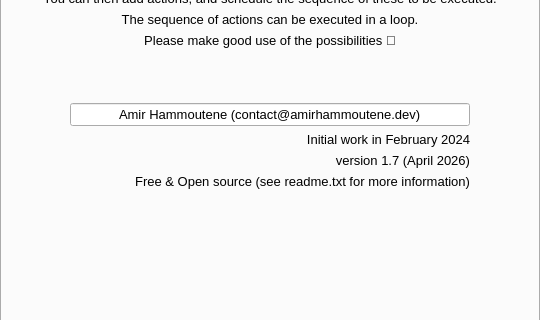
This is mainwindow.ui in AmirHammouteneEI/ScheduledPasteAndKeys as Qt 5 draws it before an edit; both pictures show x 0 to 540 and y 276 to 596 of the 540 by 800 pixel window. The edited form follows.
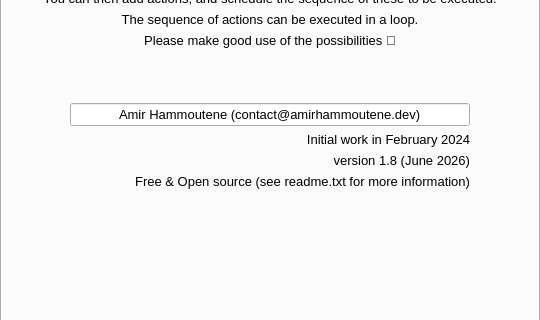
This is the edited form. Icons and pictures are not drawn.

```diff
--- a/mainwindow.ui
+++ b/mainwindow.ui
@@ -335,7 +335,7 @@
               </font>
              </property>
              <property name="text">
-              <string>version 1.7 (April 2026)</string>
+              <string>version 1.8 (June 2026)</string>
              </property>
              <property name="alignment">
               <set>Qt::AlignmentFlag::AlignRight|Qt::AlignmentFlag::AlignTrailing|Qt::AlignmentFlag::AlignVCenter</set>
```
